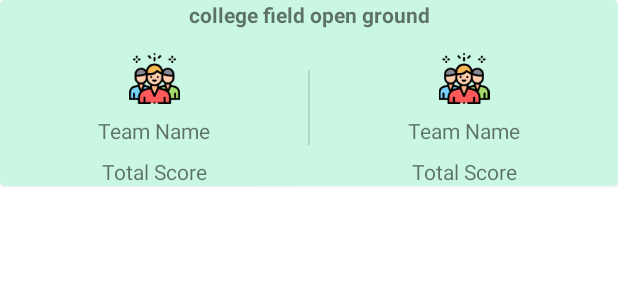
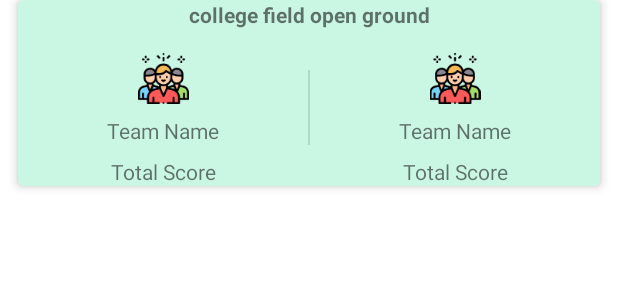
Before and after one commit to NazmulHaqueLimon/ScoreBoard2, an Android app: the layout match_item.xml on its own in the app's theme, with its tools: preview values and no code run, on a phone screen of 412 x 824 dp. Shown: the top 300 px of the screen. Run offline under Robolectric (Android 15) with nearby library versions, the phone set to English and light mode, and no system bars.

Commit message:
match list updated

```diff
--- a/app/src/main/java/com/example/scoreboard/adapters/MatchListAdapter.kt
+++ b/app/src/main/java/com/example/scoreboard/adapters/MatchListAdapter.kt
@@ -36,7 +36,8 @@ class MatchListAdapter : ListAdapter<MatchTeamTeamScore, RecyclerView.ViewHolder
         fun bind(item: MatchTeamTeamScore) {
             binding.apply {
                 matchInfo = item.match
-
+                scoreAndTeamA =item.teamAndTeamScore.first()
+                scoreAndTeamB =item.teamAndTeamScore.last()
                 executePendingBindings()
             }
         }
--- a/app/src/main/res/layout/match_item.xml
+++ b/app/src/main/res/layout/match_item.xml
@@ -5,19 +5,29 @@
     xmlns:tools="http://schemas.android.com/tools">
     <data>
         <variable
+            name="clickListener"
+            type="android.view.View.OnClickListener"/>
+        <variable
             name="MatchInfo"
             type="com.example.scoreboard.data.objects.Match" />
         <variable
-            name="teamScoreA"
-            type="com.example.scoreboard.data.objects.TeamsScore" />
+            name="ScoreAndTeamA"
+            type="com.example.scoreboard.data.objects.TeamAndTeamScore" />
         <variable
-            name="teamScoreB"
-            type="com.example.scoreboard.data.objects.TeamsScore" />
+            name="ScoreAndTeamB"
+            type="com.example.scoreboard.data.objects.TeamAndTeamScore" />
+
 
     </data>
     <com.google.android.material.card.MaterialCardView
         android:layout_width="match_parent"
-        android:layout_height="wrap_content">
+        android:layout_height="wrap_content"
+        android:layout_marginStart="12dp"
+        android:layout_marginEnd="12dp"
+        android:onClick="@{clickListener}"
+        android:layout_marginBottom="12dp"
+        app:cardElevation="4dp"
+        app:cardPreventCornerOverlap="false">
 
         <androidx.constraintlayout.widget.ConstraintLayout
             android:layout_width="match_parent"
@@ -29,7 +39,7 @@
                 android:layout_width="wrap_content"
                 android:layout_height="wrap_content"
                 android:textStyle="bold"
-                android:text="text"
+                android:text="@{}"
                 app:layout_constraintEnd_toEndOf="parent"
                 app:layout_constraintStart_toStartOf="parent"
                 app:layout_constraintTop_toTopOf="parent"
@@ -52,7 +62,7 @@
                 android:layout_width="wrap_content"
                 android:layout_height="wrap_content"
                 android:layout_marginTop="8dp"
-                android:text="text"
+                android:text="@{ScoreAndTeamA.team.name.toString()}"
                 app:layout_constraintEnd_toStartOf="@+id/divider"
                 app:layout_constraintStart_toStartOf="parent"
                 app:layout_constraintTop_toBottomOf="@+id/teamIcon_id"
@@ -63,7 +73,7 @@
                 android:layout_width="wrap_content"
                 android:layout_height="wrap_content"
                 android:layout_marginTop="8dp"
-                android:text="bindingAdapter with multiple parameter"
+                android:text="@{Integer.toString(ScoreAndTeamA.score.totalRun)}"
                 app:layout_constraintBottom_toBottomOf="parent"
                 app:layout_constraintEnd_toStartOf="@+id/divider"
                 app:layout_constraintStart_toStartOf="parent"
@@ -98,7 +108,7 @@
                 android:layout_width="wrap_content"
                 android:layout_height="wrap_content"
                 android:layout_marginTop="8dp"
-                android:text="apply binding adapter with multiple parameter"
+                android:text="@{Integer.toString(ScoreAndTeamB.score.totalRun)}"
                 app:layout_constraintEnd_toEndOf="parent"
                 app:layout_constraintStart_toEndOf="@+id/divider"
                 app:layout_constraintTop_toBottomOf="@+id/team_name2_id"
```
Also changed, not shown: app/src/main/java/com/example/scoreboard/fragments/MatchListFragment.kt (+4 -3 lines), app/src/main/java/com/example/scoreboard/viewmodels/MatchInfoViewModel.kt (+1 -12 lines), app/src/main/java/com/example/scoreboard/viewmodels/ScoringViewModel.kt (+6 -3 lines).
